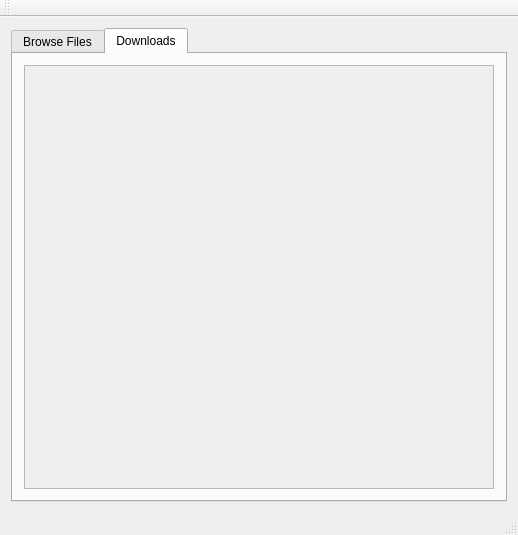
Above: QtFileTransferClient/mainwindow.ui from mrafcho001/QtFileTransfer before the change. Below: the same form after it.
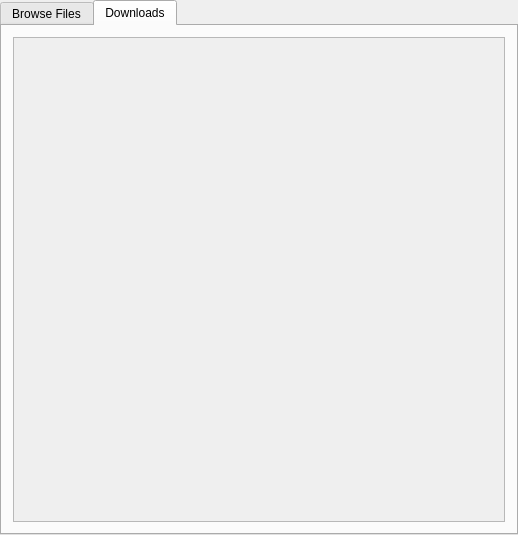
That is the form after the change. The open tabs and pages were chosen to show the change.

What changed in the file:
```diff
--- a/QtFileTransferClient/mainwindow.ui
+++ b/QtFileTransferClient/mainwindow.ui
@@ -15,6 +15,9 @@
   </property>
   <widget class="QWidget" name="centralWidget">
    <layout class="QGridLayout" name="gridLayout">
+    <property name="margin">
+     <number>0</number>
+    </property>
     <item row="0" column="0">
      <widget class="QTabWidget" name="qtwTabbedInterface">
       <property name="currentIndex">
@@ -179,8 +182,8 @@
             <rect>
              <x>0</x>
              <y>0</y>
-             <width>488</width>
-             <height>439</height>
+             <width>496</width>
+             <height>492</height>
             </rect>
            </property>
            <layout class="QHBoxLayout" name="horizontalLayout_4">
@@ -211,25 +214,6 @@
     </item>
    </layout>
   </widget>
-  <widget class="QMenuBar" name="menuBar">
-   <property name="geometry">
-    <rect>
-     <x>0</x>
-     <y>0</y>
-     <width>518</width>
-     <height>20</height>
-    </rect>
-   </property>
-  </widget>
-  <widget class="QToolBar" name="mainToolBar">
-   <attribute name="toolBarArea">
-    <enum>TopToolBarArea</enum>
-   </attribute>
-   <attribute name="toolBarBreak">
-    <bool>false</bool>
-   </attribute>
-  </widget>
-  <widget class="QStatusBar" name="statusBar"/>
  </widget>
  <layoutdefault spacing="6" margin="11"/>
  <resources/>
```
Left out of the diff: 2 changed lines with no effect on the pictures.
